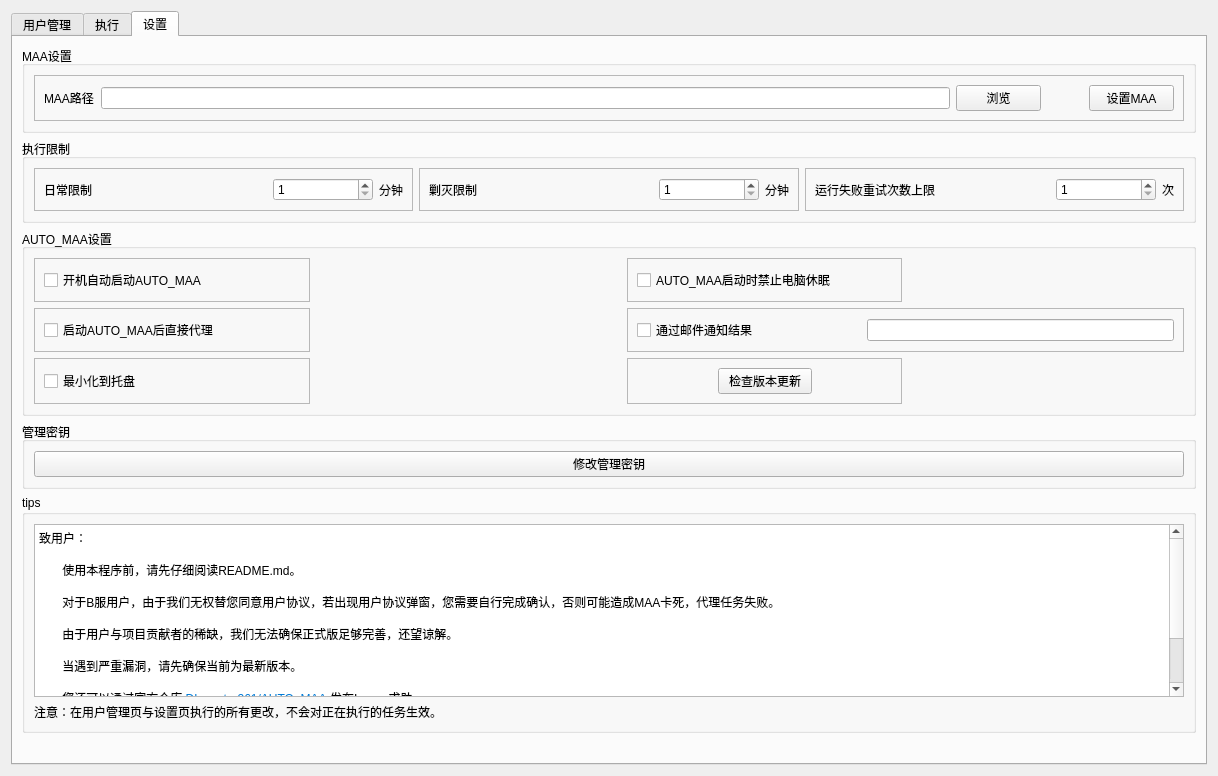
The window that gui/ui/main.ui (AUTO-MAS-Project/AUTO-MAS) describes before a commit, drawn with Qt 5.
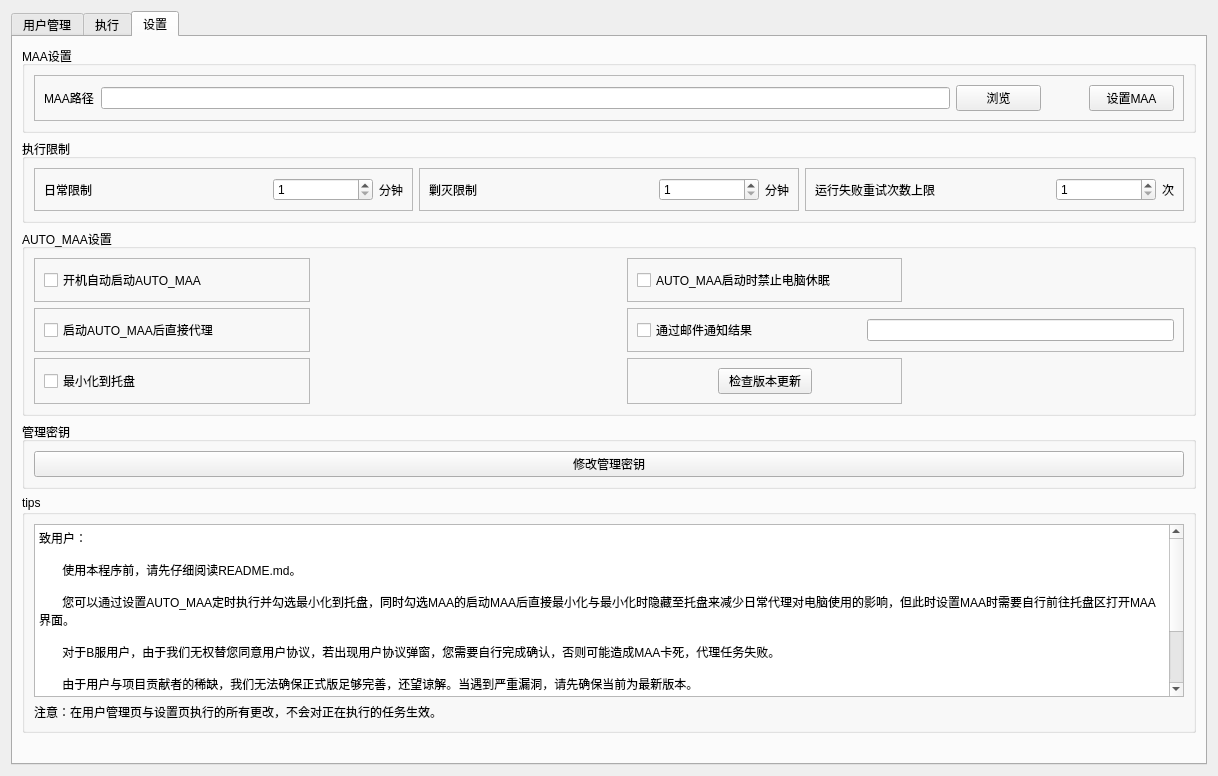
The same window after the commit. The open tabs and pages were chosen to show the change.

Commit message: 移除最小化启动模拟器选项

Diff of the .ui file:
```diff
--- a/gui/ui/main.ui
+++ b/gui/ui/main.ui
@@ -1368,11 +1368,11 @@
 &lt;p style=&quot;-qt-paragraph-type:empty; margin-top:0px; margin-bottom:0px; margin-left:0px; margin-right:0px; -qt-block-indent:0; text-indent:0px;&quot;&gt;&lt;br /&gt;&lt;/p&gt;
 &lt;p style=&quot; margin-top:0px; margin-bottom:0px; margin-left:0px; margin-right:0px; -qt-block-indent:0; text-indent:0px;&quot;&gt;       使用本程序前，请先仔细阅读README.md。&lt;/p&gt;
 &lt;p style=&quot;-qt-paragraph-type:empty; margin-top:0px; margin-bottom:0px; margin-left:0px; margin-right:0px; -qt-block-indent:0; text-indent:0px;&quot;&gt;&lt;br /&gt;&lt;/p&gt;
+&lt;p style=&quot; margin-top:0px; margin-bottom:0px; margin-left:0px; margin-right:0px; -qt-block-indent:0; text-indent:0px;&quot;&gt;       您可以通过设置AUTO_MAA定时执行并勾选最小化到托盘，同时勾选MAA的启动MAA后直接最小化与最小化时隐藏至托盘来减少日常代理对电脑使用的影响，但此时设置MAA时需要自行前往托盘区打开MAA界面。&lt;/p&gt;
+&lt;p style=&quot;-qt-paragraph-type:empty; margin-top:0px; margin-bottom:0px; margin-left:0px; margin-right:0px; -qt-block-indent:0; text-indent:0px;&quot;&gt;&lt;br /&gt;&lt;/p&gt;
 &lt;p style=&quot; margin-top:0px; margin-bottom:0px; margin-left:0px; margin-right:0px; -qt-block-indent:0; text-indent:0px;&quot;&gt;       对于B服用户，由于我们无权替您同意用户协议，若出现用户协议弹窗，您需要自行完成确认，否则可能造成MAA卡死，代理任务失败。&lt;/p&gt;
 &lt;p style=&quot;-qt-paragraph-type:empty; margin-top:0px; margin-bottom:0px; margin-left:0px; margin-right:0px; -qt-block-indent:0; text-indent:0px;&quot;&gt;&lt;br /&gt;&lt;/p&gt;
-&lt;p style=&quot; margin-top:0px; margin-bottom:0px; margin-left:0px; margin-right:0px; -qt-block-indent:0; text-indent:0px;&quot;&gt;       由于用户与项目贡献者的稀缺，我们无法确保正式版足够完善，还望谅解。&lt;/p&gt;
-&lt;p style=&quot;-qt-paragraph-type:empty; margin-top:0px; margin-bottom:0px; margin-left:0px; margin-right:0px; -qt-block-indent:0; text-indent:0px;&quot;&gt;&lt;br /&gt;&lt;/p&gt;
-&lt;p style=&quot; margin-top:0px; margin-bottom:0px; margin-left:0px; margin-right:0px; -qt-block-indent:0; text-indent:0px;&quot;&gt;       当遇到严重漏洞，请先确保当前为最新版本。&lt;/p&gt;
+&lt;p style=&quot; margin-top:0px; margin-bottom:0px; margin-left:0px; margin-right:0px; -qt-block-indent:0; text-indent:0px;&quot;&gt;       由于用户与项目贡献者的稀缺，我们无法确保正式版足够完善，还望谅解。当遇到严重漏洞，请先确保当前为最新版本。&lt;/p&gt;
 &lt;p style=&quot;-qt-paragraph-type:empty; margin-top:0px; margin-bottom:0px; margin-left:0px; margin-right:0px; -qt-block-indent:0; text-indent:0px;&quot;&gt;&lt;br /&gt;&lt;/p&gt;
 &lt;p style=&quot; margin-top:0px; margin-bottom:0px; margin-left:0px; margin-right:0px; -qt-block-indent:0; text-indent:0px;&quot;&gt;       您还可以通过官方仓库 &lt;a href=&quot;https://github.com/DLmaster361/AUTO_MAA/&quot;&gt;&lt;span style=&quot; text-decoration: underline; color:#007ad6;&quot;&gt;DLmaster361/AUTO_MAA&lt;/span&gt;&lt;/a&gt; 发布Issues求助。&lt;/p&gt;
 &lt;p style=&quot;-qt-paragraph-type:empty; margin-top:0px; margin-bottom:0px; margin-left:0px; margin-right:0px; -qt-block-indent:0; text-indent:0px;&quot;&gt;&lt;br /&gt;&lt;/p&gt;
```
Left out of the diff: 4 changed lines with no effect on the pictures. The commit also changes 4 other files.
